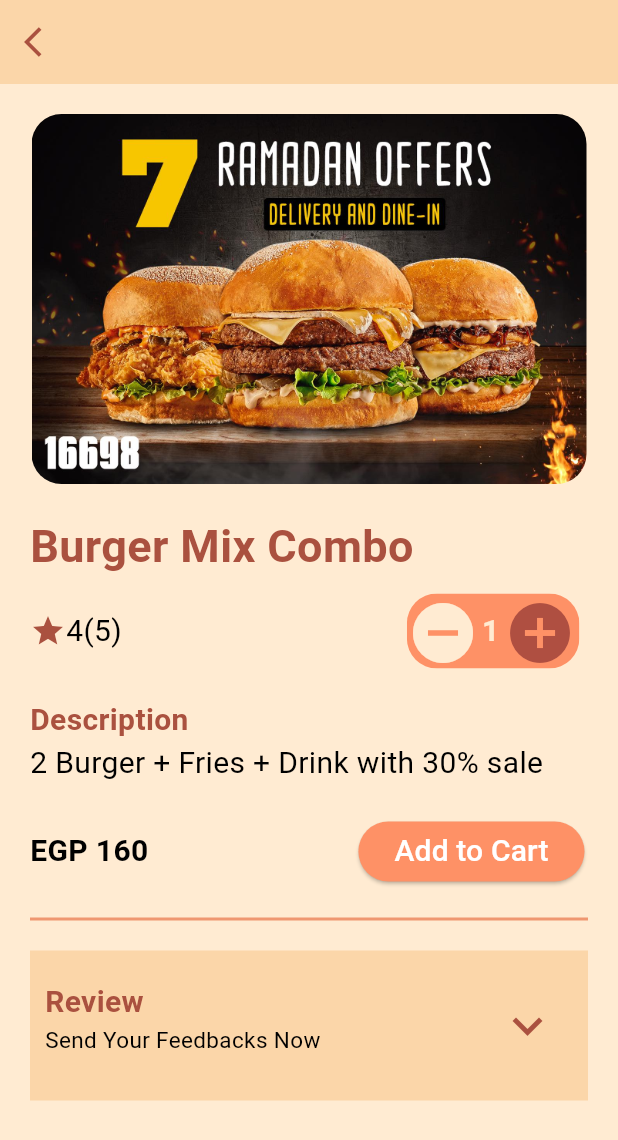
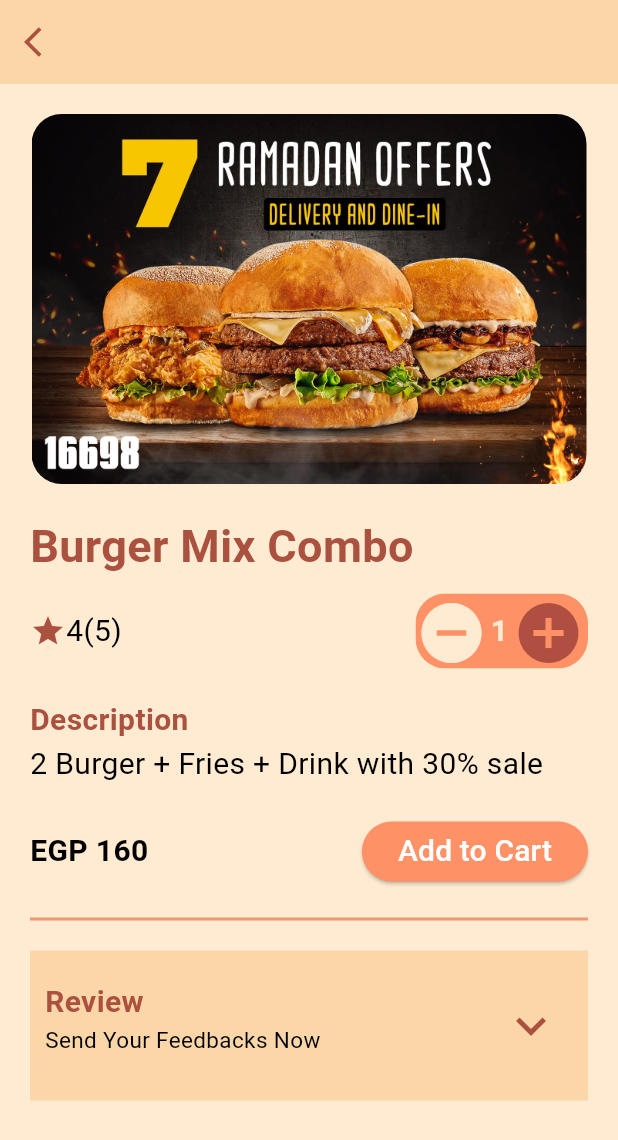
Before and after one commit to omar20800/Flutter-tasks, a Flutter app: the screen it shows after launch, on a phone screen of 412 x 824 dp. Shown: the top 1140 px of the screen. Run offline on Flutter 3.47's test engine with Material 3 defaults, Android fonts, the phone set to English and light mode, and no system bars.

Commit message:
scrolling issue fixed

```diff
--- a/Resturant app Task/resturant_app_task/lib/Home/HomePage.dart
+++ b/Resturant app Task/resturant_app_task/lib/Home/HomePage.dart
@@ -15,7 +15,8 @@ class HomePage extends StatelessWidget {
           icon: Icon(Icons.arrow_back_ios,color: Color(0xFFAA513F),),
         ),
       ),
-      body: Center(
+      body: SingleChildScrollView(
+        child: Center(
           child: Padding(
             padding: const EdgeInsets.symmetric(horizontal: 20),
             child: Column(
@@ -38,7 +39,7 @@ class HomePage extends StatelessWidget {
                   children: [
                     Icon(Icons.star,color: Color(0xFFAA513F),),
                     Text("4(5)",style: TextStyle(color: Colors.black,fontSize: 20,),),
-                  SizedBox(width: 190,),
+                    Expanded(child: Container(height: 10,)),
                     ClipRRect(
                       borderRadius: BorderRadius.circular(20),
                       child:
@@ -87,7 +88,7 @@ class HomePage extends StatelessWidget {
                   mainAxisAlignment: MainAxisAlignment.start,
                   children: [
                     Text("EGP 160",style: TextStyle(color: Colors.black,fontSize: 20,fontWeight: FontWeight.bold),),
-                  SizedBox(width: 140,),
+                    Expanded(child: Container(height: 10,)),
                     ElevatedButton(
                       style: ElevatedButton.styleFrom(
                         backgroundColor: Color(0xFFFE9166),
@@ -129,15 +130,17 @@ class HomePage extends StatelessWidget {
                           Text("Send Your Feedbacks Now",style: TextStyle(fontSize: 15,color: Colors.black),),
                         ],
                       ),
-                    SizedBox(width: 110,),
+                      Expanded(child: Container(height: 10,)),
                       IconButton(
                         onPressed: () {},
                         icon: Icon(Icons.keyboard_arrow_down,color: Color(0xFFAA513F),size: 40,),
                       )
                     ],
                   )
-              )
+                ),
+                SizedBox(height: 20,),
               ],
+            ),
           ),
         ),
       ),
```
Lines whose indentation alone changed are shown as unchanged.
